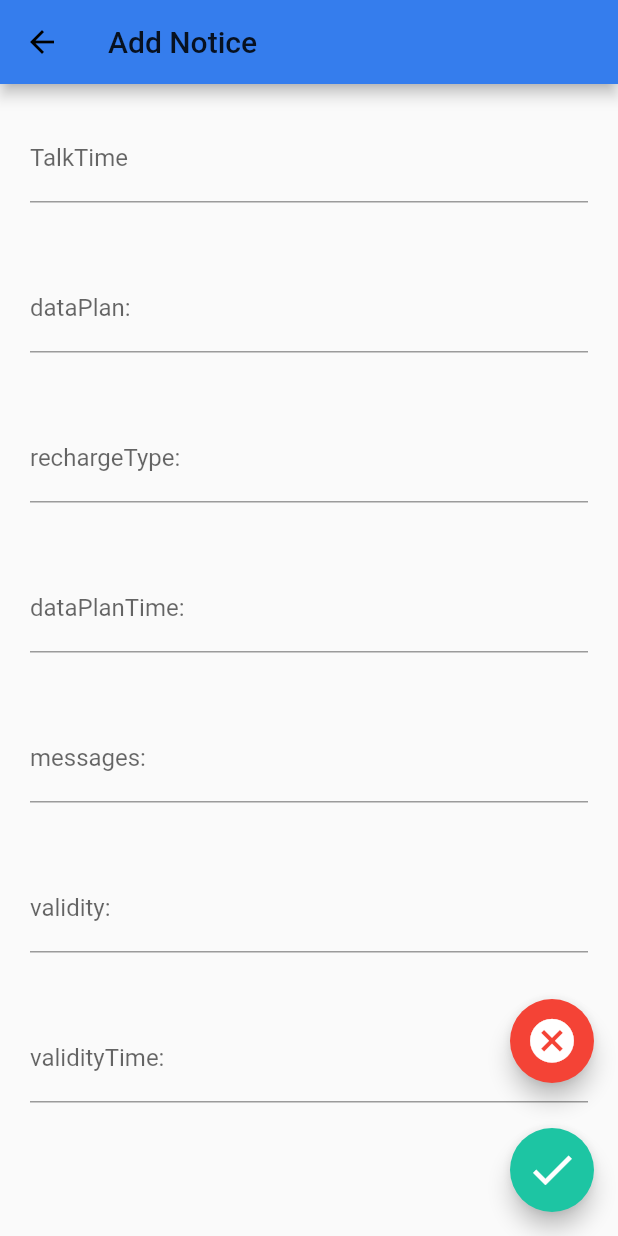
After one commit to kohinoor98/VIL, a Flutter app: the FormFill screen opened directly, on a phone screen of 412 x 824 dp. The commit adds this screen. Run offline on Flutter 3.47's test engine with Material 2 defaults, Android fonts, the phone set to English and light mode, and no system bars; our stand-ins replace carousel_slider, charts_flutter, cloud_firestore, fancy_bottom_navigation, firebase_auth, fluttertoast and 1 more; missing offline and left inert: flutter_dialogflow; accounts and stored records are empty; network calls fail; project files that could hold a hidden picture were left out.

Commit message:
RechargePageForm made

```diff
--- a/lib/pages/Dashboard/dashboard.dart
+++ b/lib/pages/Dashboard/dashboard.dart
@@ -2,6 +2,7 @@ import 'package:VIL/Services/auth.dart';
 import 'package:VIL/Services/model/UserData.dart';
 import 'package:VIL/pages/Dashboard/CardPage/Views/MyCardsPage.dart';
 import 'package:VIL/pages/Dashboard/RechargeButtonAnimation.dart';
+import 'package:VIL/pages/Dashboard/rechargeForm.dart';
 import 'package:VIL/pages/RechargePage/RechargeMain.dart';
 import 'package:carousel_slider/carousel_slider.dart';
 import 'package:cloud_firestore/cloud_firestore.dart';
@@ -124,6 +125,13 @@ class _DashboardState extends State<Dashboard> {
               icon: Icon(Icons.person),
               label: Text("LogOut"))
         ],
+      ),
+      floatingActionButton: FloatingActionButton(
+        onPressed: () {
+          Navigator.push(
+              context, MaterialPageRoute(builder: (context) => FormFill()));
+        },
+        child: Icon(Icons.add),
       ),
       // debugShowCheckedModeBanner: false,
       // theme: ThemeData(fontFamily: 'Quicksand'),
--- /dev/null
+++ b/lib/pages/Dashboard/rechargeForm.dart
@@ -0,0 +1,357 @@
+import 'package:VIL/pages/home.dart';
+import 'package:flutter/material.dart';
+import 'package:fluttertoast/fluttertoast.dart';
+import 'dart:io';
+import 'dart:core';
+
+/*---------------------- ADD NEW NOTICE ----------------------*/
+
+//To add a new notice
+//send all data to server and pass notice title back
+class FormFill extends StatefulWidget {
+  @override
+  State<StatefulWidget> createState() => _FormFillState();
+}
+
+class _FormFillState extends State<FormFill>
+    with AutomaticKeepAliveClientMixin {
+  final GlobalKey<FormState> _formKey = GlobalKey<FormState>();
+  TextEditingController talktime = TextEditingController();
+  TextEditingController dataPlan = TextEditingController();
+  TextEditingController rechargeType = TextEditingController();
+  TextEditingController dataPlanTime = TextEditingController();
+  TextEditingController messages = TextEditingController();
+  TextEditingController validity = TextEditingController();
+  TextEditingController validityTime = TextEditingController();
+
+  List<DropdownMenuItem<String>> _dropDownMenuItems;
+  String _currentFormtype;
+
+  @override
+  bool get wantKeepAlive => true;
+
+  @override
+  void initState() {
+    super.initState();
+  }
+
+  @override
+  Widget build(BuildContext context) {
+    return Scaffold(
+      appBar: AppBar(
+        backgroundColor: Color(0xFF357DED),
+        title: Text('Add Notice'),
+      ),
+      body: Container(
+          padding: EdgeInsets.all(20.0),
+          child: Form(
+            key: this._formKey,
+            child: ListView(
+              children: <Widget>[
+                Container(
+                  height: 100.0,
+                  child: TextFormField(
+                    keyboardType:
+                        TextInputType.text, // Use email input type for emails.
+                    decoration: InputDecoration(
+                      // hintText: 'Subject',
+                      labelText: 'TalkTime ',
+                    ),
+                    controller: talktime,
+                    onSaved: (v) => talktime.text = v,
+                  ),
+                ),
+                Container(
+                  height: 100.0,
+                  child: TextFormField(
+                    keyboardType:
+                        TextInputType.text, // Use email input type for emails.
+                    decoration: InputDecoration(
+                      // hintText: 'Subject',
+                      labelText: 'dataPlan: ',
+                    ),
+                    controller: dataPlan,
+                    onSaved: (v) => dataPlan.text = v,
+                  ),
+                ),
+                Container(
+                  height: 100.0,
+                  child: TextFormField(
+                    keyboardType:
+                        TextInputType.text, // Use email input type for emails.
+                    decoration: InputDecoration(
+                      // hintText: 'Subject',
+                      labelText: 'rechargeType: ',
+                    ),
+                    controller: rechargeType,
+                    onSaved: (v) => rechargeType.text = v,
+                  ),
+                ),
+                Container(
+                  height: 100.0,
+                  child: TextFormField(
+                    keyboardType:
+                        TextInputType.text, // Use email input type for emails.
+                    decoration: InputDecoration(
+                      // hintText: 'Subject',
+                      labelText: 'dataPlanTime: ',
+                    ),
+                    controller: dataPlanTime,
+                    onSaved: (v) => dataPlanTime.text = v,
+                  ),
+                ),
+                Container(
+                  height: 100.0,
+                  child: TextFormField(
+                    keyboardType:
+                        TextInputType.text, // Use email input type for emails.
+                    decoration: InputDecoration(
+                      // hintText: 'Subject',
+                      labelText: 'messages: ',
+                    ),
+                    controller: messages,
+                    onSaved: (v) => messages.text = v,
+                  ),
+                ),
+                Container(
+                  height: 100.0,
+                  child: TextFormField(
+                    keyboardType:
+                        TextInputType.text, // Use email input type for emails.
+                    decoration: InputDecoration(
+                      // hintText: 'Subject',
+                      labelText: 'validity: ',
+                    ),
+                    controller: validity,
+                    onSaved: (v) => validity.text = v,
+                  ),
+                ),
+                Container(
+                  height: 100.0,
+                  child: TextFormField(
+                    keyboardType:
+                        TextInputType.text, // Use email input type for emails.
+                    decoration: InputDecoration(
+                      // hintText: 'Subject',
+                      labelText: 'validityTime: ',
+                    ),
+                    controller: validityTime,
+                    onSaved: (v) => validityTime.text = v,
+                  ),
+                ),
+                Container(
+                  height: 125.0,
+                ),
+              ],
+            ),
+          )),
+      floatingActionButton: Column(
+        // mainAxisSize: MainAxisSize.min,
+        crossAxisAlignment: CrossAxisAlignment.end,
+        mainAxisAlignment: MainAxisAlignment.end,
+        children: <Widget>[
+          // CustomButtonUploadImage(onPressed: () {
+          //   setState(() {
+          //     tempURL = uploadImage();
+          //   });
+          // }),
+          FloatingActionButton(
+            heroTag: 'fabcancel',
+            backgroundColor: Colors.red,
+            child: Icon(
+              Icons.cancel,
+              color: Colors.white,
+              size: 35.0,
+            ),
+            onPressed: () {
+              //no notice added; cancel
+              Navigator.pop(
+                context,
+                MaterialPageRoute(
+                    builder: (context) =>
+                        null), //To go back to home page on adding of notice
+              );
+            },
+          ),
+          SizedBox(
+            height: 30.0,
+          ),
+          FloatingActionButton(
+            heroTag: 'fabdone',
+            backgroundColor: Color(0xFF1DC5A3),
+            child: Icon(
+              Icons.done,
+              color: Colors.white,
+              size: 35.0,
+            ),
+            onPressed: () async {
+              // if (imageUpload == true) {
+              //   imageUpload = false;
+              //   Fluttertoast.showToast(
+              //       msg: "File Uploading...",
+              //       toastLength: Toast.LENGTH_LONG,
+              //       gravity: ToastGravity.BOTTOM,
+              //       timeInSecForIos: 1,
+              //       backgroundColor: Colors.green,
+              //       textColor: Colors.white,
+              //       fontSize: 16.0);
+              //   String finalURL = await uploadImage();
+              //   print(finalURL);
+
+              //   crudObj.addData({
+              //     'type': this._currentFormtype,
+              //     'title': this.title.text,
+              //     'description': this.description.text,
+              //     'date': this.date.toString(),
+              //     'image_name': this.file_name,
+              //     'downURL': finalURL,
+              //   });
+
+              //   Fluttertoast.showToast(
+              //       msg: "File Uploaded",
+              //       toastLength: Toast.LENGTH_LONG,
+              //       gravity: ToastGravity.BOTTOM,
+              //       timeInSecForIos: 1,
+              //       backgroundColor: Colors.blue,
+              //       textColor: Colors.white,
+              //       fontSize: 16.0);
+              //   Navigator.pop(
+              //     context,
+              //     MaterialPageRoute(
+              //         builder: (context) =>
+              //             HomePage()), //To go back to home page on adding of notice
+              //   );
+              // } else {
+              //   crudObj.addData({
+              //     'type': this._currentFormtype,
+              //     'title': this.title.text,
+              //     'description': this.description.text,
+              //     'date': this.date.toString(),
+              //     'image_name': this.file_name,
+              //     'downURL': null,
+              //   });
+              //   Navigator.pop(
+              //     context,
+              //     MaterialPageRoute(
+              //         builder: (context) =>
+              //             HomePage()), //To go back to home page on adding of notice
+              //   );
+              // }
+            },
+          ),
+        ],
+      ),
+    );
+  }
+}
+
+class CustomButtonSelectDate extends StatelessWidget {
+  CustomButtonSelectDate({@required this.onPressed});
+
+  final GestureTapCallback onPressed;
+
+  @override
+  Widget build(BuildContext context) {
+    return new RawMaterialButton(
+      fillColor: Colors.blueAccent,
+      splashColor: Colors.lightBlue,
+      child: Padding(
+        padding: const EdgeInsets.symmetric(vertical: 8.0, horizontal: 20.0),
+        child: Row(
+          mainAxisSize: MainAxisSize.min,
+          children: const <Widget>[
+            Icon(
+              Icons.date_range,
+              color: Colors.white,
+            ),
+            SizedBox(
+              width: 8.0,
+            ),
+            Text(
+              "Select Date",
+              style: TextStyle(
+                color: Colors.white,
+              ),
+            )
+          ],
+        ),
+      ),
+      onPressed: onPressed,
+      shape: const StadiumBorder(),
+    );
+  }
+}
+
+class CustomButtonImageUpload extends StatelessWidget {
+  CustomButtonImageUpload({@required this.onPressed});
+
+  final GestureTapCallback onPressed;
+
+  @override
+  Widget build(BuildContext context) {
+    return new RawMaterialButton(
+      fillColor: Colors.blueAccent,
+      splashColor: Colors.lightBlue,
+      child: Padding(
+        padding: const EdgeInsets.symmetric(vertical: 8.0, horizontal: 20.0),
+        child: Row(
+          mainAxisSize: MainAxisSize.min,
+          children: const <Widget>[
+            Icon(
+              Icons.image,
+              color: Colors.white,
+            ),
+            SizedBox(
+              width: 8.0,
+            ),
+            Text(
+              "Upload Image",
+              style: TextStyle(
+                color: Colors.white,
+              ),
+            )
+          ],
+        ),
+      ),
+      onPressed: onPressed,
+      shape: const StadiumBorder(),
+    );
+  }
+}
+
+class CustomButtonUploadImage extends StatelessWidget {
+  CustomButtonUploadImage({@required this.onPressed});
+
+  final GestureTapCallback onPressed;
+
+  @override
+  Widget build(BuildContext context) {
+    return new RawMaterialButton(
+      fillColor: Colors.blueAccent,
+      splashColor: Colors.lightBlue,
+      child: Padding(
+        padding: const EdgeInsets.symmetric(vertical: 8.0, horizontal: 20.0),
+        child: Row(
+          mainAxisSize: MainAxisSize.min,
+          children: const <Widget>[
+            Icon(
+              Icons.cloud_upload,
+              color: Colors.white,
+            ),
+            SizedBox(
+              width: 8.0,
+            ),
+            Text(
+              "Upload Image(if any)",
+              style: TextStyle(
+                color: Colors.white,
+              ),
+            )
+          ],
+        ),
+      ),
+      onPressed: onPressed,
+      shape: const StadiumBorder(),
+    );
+  }
+}
```
Also changed, not shown: lib/pages/home.dart (+10 -10 lines).
